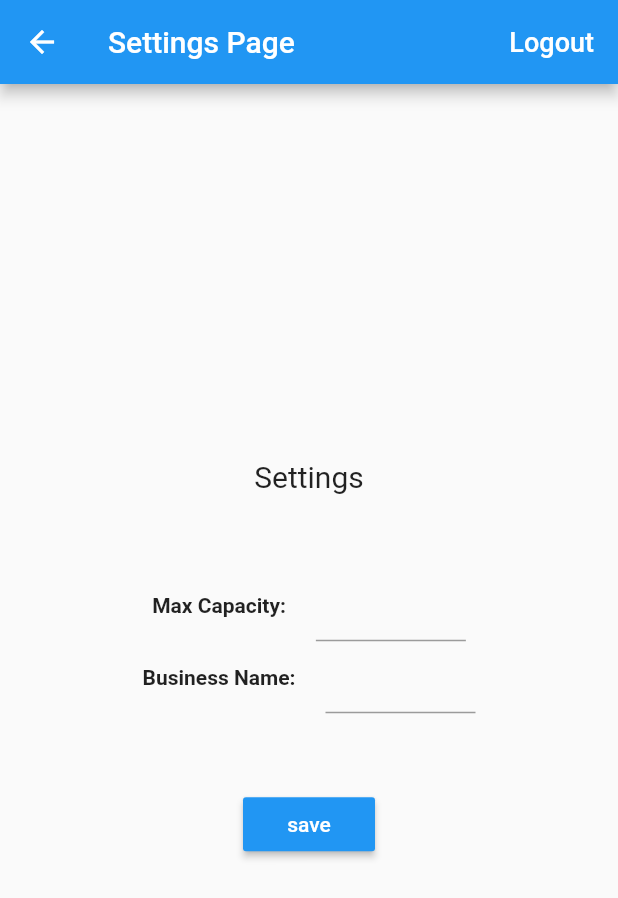
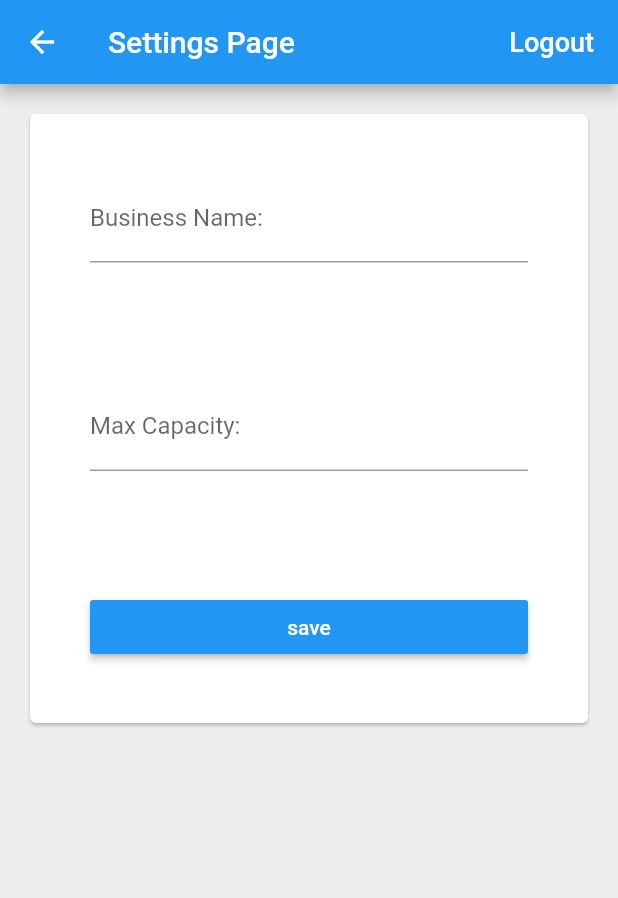
Before and after one commit to opunAI/business_capacity_challenge, a Flutter app: the SettingsScreen screen opened by its route, on a phone screen of 412 x 824 dp. Shown: the top 898 px of the screen. Run offline on Flutter 3.47's test engine with Material 2 defaults, Android fonts, the phone set to English and light mode, and no system bars; our stand-ins replace firebase_auth, firebase_core, font_awesome_flutter; accounts and stored records are empty.

Commit message:
Set up UI for settings page

```diff
--- a/lib/screens/settings_screen.dart
+++ b/lib/screens/settings_screen.dart
@@ -36,77 +36,124 @@ class SettingsScreen extends StatelessWidget {
           ),
         ],
       ),
-      body: Center(
+      body: Padding(
+        padding: const EdgeInsets.all(16.0),
+        child: Card(
+          child: _buildContent(),
+        ),
+      ),
+      backgroundColor: Colors.grey[200],
+    );
+  }
+    Widget _buildContent() {
+      return Container(
         child: Column(
-          mainAxisAlignment: MainAxisAlignment.center,
-          children: [
-            Text('Settings', style: AppStyle.TITLE_TEXTSTYLE),
-            SizedBox(
-              height: 50,
+          mainAxisSize: MainAxisSize.min,
+          crossAxisAlignment: CrossAxisAlignment.stretch,
+          children: <Widget>[
+            Padding(
+              padding: const EdgeInsets.all(40.0),
+              child:TextField(
+                decoration: InputDecoration(
+                  labelText: 'Business Name:'
                 ),
-            Row(
-              mainAxisAlignment: MainAxisAlignment.center,
-              children: [
-                Text(
-                  'Max Capacity:',
-                  style: AppStyle.BOLD_TEXTSTYLE,
               ),
-                SizedBox(
-                  width: 20,
             ),
-                SizedBox(
-                  width: 100,
-                  child: TextField(),
+            Padding(
+              padding: const EdgeInsets.all(40.0),
+              child: TextField(
+                decoration: InputDecoration(
+                  labelText: 'Max Capacity:'
                 ),
-              ],
               ),
-            Row(
-              mainAxisAlignment: MainAxisAlignment.center,
-              children: [
-                Text(
-                  'Business Name:',
-                  style: AppStyle.BOLD_TEXTSTYLE,
             ),
-                SizedBox(
-                  width: 20,
-                ),
-                SizedBox(
-                  width: 100,
-                  child: TextField(),
-                ),
-              ],
-            ),
-            SizedBox(
-              height: 50,
-            ),
-            Row(
-              mainAxisAlignment: MainAxisAlignment.spaceEvenly,
-              children: [
-                // RaisedButton(
-                //   child: Text(
-                //     'back',
-                //     style: TextStyle(
-                //       color: Colors.white,
-                //     ),
-                //   ),
-                //   color: Theme.of(context).primaryColor,
-                //   onPressed: () => Navigator.pop(context),
-                // ),
-                RaisedButton(
+            Padding(
+              padding: const EdgeInsets.all(40.0),
+              child: RaisedButton(
                 child: Text(
                   'save',
                   style: TextStyle(
                     color: Colors.white,
                   ),
                 ),
-                  color: Theme.of(context).primaryColor,
+                color: Colors.blue,
                 onPressed: () => print('save pressed'),
               ),
+            ),
           ],
-            )
-          ],
-        ),
         ),
       );
     }
+      //Center(
+      //   child: Column(
+      //     mainAxisAlignment: MainAxisAlignment.center,
+      //     children: [
+      //       Text('Settings', style: AppStyle.TITLE_TEXTSTYLE),
+      //       SizedBox(
+      //         height: 50,
+      //       ),
+      //       Row(
+      //         mainAxisAlignment: MainAxisAlignment.center,
+      //         children: [
+      //           Text(
+      //             'Max Capacity:',
+      //             style: AppStyle.BOLD_TEXTSTYLE,
+      //           ),
+      //           SizedBox(
+      //             width: 20,
+      //           ),
+      //           SizedBox(
+      //             width: 100,
+      //             child: TextField(),
+      //           ),
+      //         ],
+      //       ),
+      //       Row(
+      //         mainAxisAlignment: MainAxisAlignment.center,
+      //         children: [
+      //           Text(
+      //             'Business Name:',
+      //             style: AppStyle.BOLD_TEXTSTYLE,
+      //           ),
+      //           SizedBox(
+      //             width: 20,
+      //           ),
+      //           SizedBox(
+      //             width: 100,
+      //             child: TextField(),
+      //           ),
+      //         ],
+      //       ),
+      //       SizedBox(
+      //         height: 50,
+      //       ),
+      //       Row(
+      //         mainAxisAlignment: MainAxisAlignment.spaceEvenly,
+      //         children: [
+      //           // RaisedButton(
+      //           //   child: Text(
+      //           //     'back',
+      //           //     style: TextStyle(
+      //           //       color: Colors.white,
+      //           //     ),
+      //           //   ),
+      //           //   color: Theme.of(context).primaryColor,
+      //           //   onPressed: () => Navigator.pop(context),
+      //           // ),
+      //           RaisedButton(
+      //             child: Text(
+      //               'save',
+      //               style: TextStyle(
+      //                 color: Colors.white,
+      //               ),
+      //             ),
+      //             color: Theme.of(context).primaryColor,
+      //             onPressed: () => print('save pressed'),
+      //           ),
+      //         ],
+      //       )
+      //     ],
+      //   ),
+      // ),
+
   }
```
Also changed, not shown: 1 other file. Lines whose indentation alone changed are shown as unchanged.
